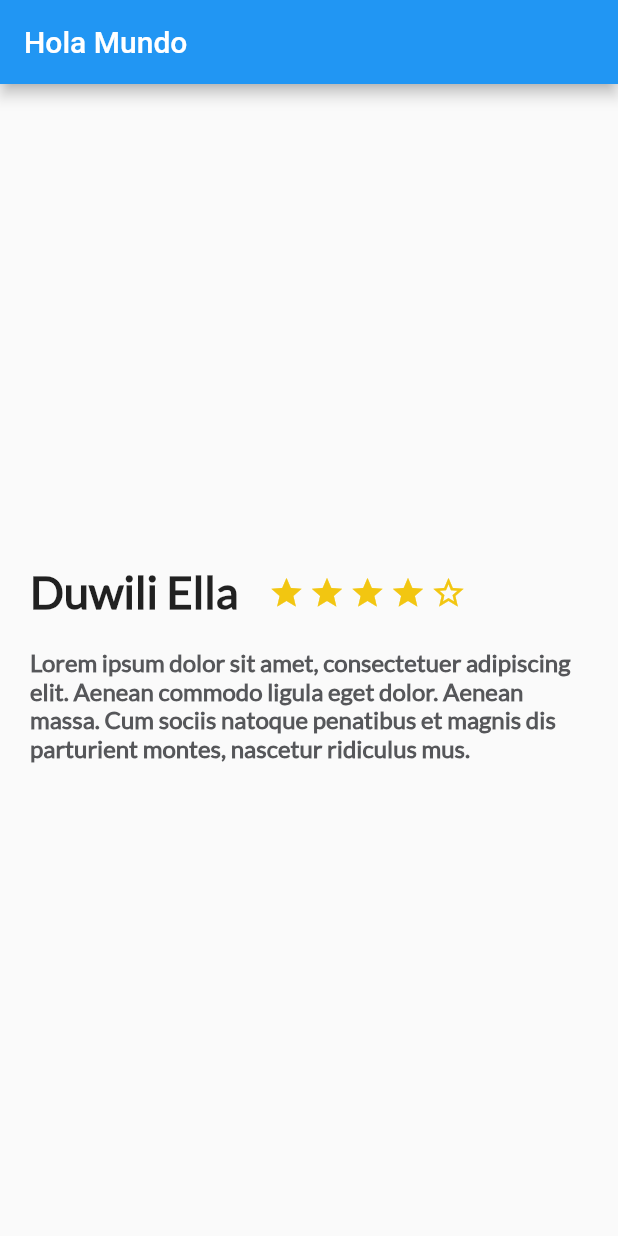
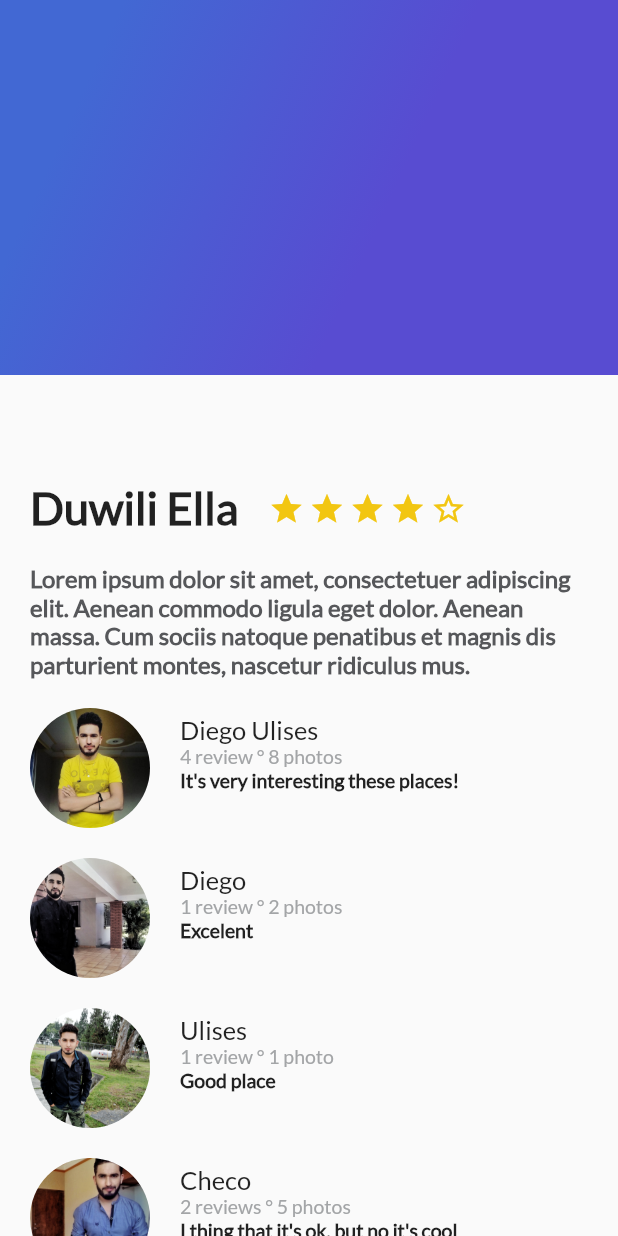
Before and after one commit to du-ulises/Curso-de-Flutter, a Flutter app: the screen it shows after launch, on a phone screen of 412 x 824 dp. Run offline on Flutter 3.47's test engine with Material 2 defaults, Android fonts, the phone set to English and light mode, and no system bars.

Commit message:
Widgets Decorados

```diff
--- a/4. Widgets sin estado en Flutter.txt
+++ b/4. Widgets sin estado en Flutter.txt
@@ -62,3 +62,13 @@ Siguiendo el análisis de la interfaz de nuestro proyecto, que hicimos en clases
 Presta especial atención al uso de los widgets Text y TextStyle, ya que son claves para definir la apariencia de los textos en la lista de reviews.
 
 Progresivamente iremos apilante los textos que vamos definiendo de forma individual, usando el widget Column(), que como ya hemos visto en clases anteriores, nos permite organizar los widgets hijos unos arriba de los otros en el eje Y.
+
+Widgets Decorados
+Al hablar de widgets decorados nos referimos básicamente a un widget de tipo Container(), al que podemos darle características visuales extendidas, o de decoración. Esto lo podemos conseguir al asignar a la propiedad decoration de dicho Container(), otro widget especial llamado BoxDecoration().
+
+Algunas de las propiedades de decoración disponibles con este widget son:
+
+color: para asignar el color de relleno de fondo del contenedor.
+gradient: para definir un gradiente de colores de relleno.
+border: para asignar un borde.
+borderRadius: para indicar que los bordes del contenedor serán redondeados.
--- /dev/null
+++ b/platzi_trips_app/lib/gradient_back.dart
@@ -0,0 +1,24 @@
+import 'package:flutter/material.dart';
+
+class GradientBack extends StatelessWidget {
+  @override
+  Widget build(BuildContext context) {
+    // TODO: implement build
+    return Container(
+      height: 250,
+      decoration: BoxDecoration(
+        gradient: LinearGradient(
+            colors: [
+              Color(0xFF4268D3),
+              Color(0xFF584CD1)
+            ],
+          begin: FractionalOffset(0.2, 0.0),
+          end: FractionalOffset(1.0, 0.6),
+          stops: [0.0, 0.6],
+          tileMode: TileMode.clamp
+        )
+      ),
+    );
+  }
+
+}
--- a/platzi_trips_app/lib/main.dart
+++ b/platzi_trips_app/lib/main.dart
@@ -1,5 +1,7 @@
 import 'package:flutter/material.dart';
 import 'description_place.dart';
+import 'review_list.dart';
+import 'gradient_back.dart';
 
 void main() => runApp(MyApp());
 
@@ -25,10 +27,18 @@ class MyApp extends StatelessWidget {
         primarySwatch: Colors.blue,
       ),
       home: Scaffold(
-        appBar: AppBar(
-          title: Text("Hola Mundo"),
+        //body: new DescriptionPlace("Duwili Ella", 4, descriptionDummy),
+        body: Stack(
+          children: <Widget>[
+            ListView(
+              children: <Widget>[
+                DescriptionPlace("Duwili Ella", 4, descriptionDummy),
+                ReviewList()
+              ],
+            ),
+            GradientBack()
+          ],
         ),
-        body: new DescriptionPlace("Duwili Ella", 4, descriptionDummy),
       ) //MyHomePage(title: 'Flutter Demo Home Page'),
     );
   }
--- a/platzi_trips_app/lib/review.dart
+++ b/platzi_trips_app/lib/review.dart
@@ -15,7 +15,7 @@ class Review extends StatelessWidget {
     final userComment = Container(
       margin: EdgeInsets.only(left: 20),
       child: Text(
-        details,
+        comment,
         textAlign: TextAlign.left,
         style: TextStyle(
             fontFamily: "Lato", fontSize: 13, fontWeight: FontWeight.w900),
--- a/platzi_trips_app/lib/review_list.dart
+++ b/platzi_trips_app/lib/review_list.dart
@@ -1,9 +1,18 @@
 import 'package:flutter/material.dart';
+import 'review.dart';
 
 class ReviewList extends StatelessWidget{
   @override
   Widget build(BuildContext context) {
     // TODO: implement build
-    return null;
+    return Column(
+      crossAxisAlignment: CrossAxisAlignment.start,
+      children: <Widget>[
+        Review("assets/images/people.jpg", "Diego Ulises", "4 review ° 8 photos", "It's very interesting these places!"),
+        Review("assets/images/1 (1).jpeg", "Diego", "1 review ° 2 photos", "Excelent"),
+        Review("assets/images/1 (2).jpeg", "Ulises", "1 review ° 1 photo", "Good place"),
+        Review("assets/images/1 (3).jpeg", "Checo", "2 reviews ° 5 photos", "I thing that it's ok, but no it's cool")
+      ],
+    );
   }
 }
--- a/platzi_trips_app/pubspec.yaml
+++ b/platzi_trips_app/pubspec.yaml
@@ -46,6 +46,9 @@ flutter:
   #  - images/a_dot_ham.jpeg
   assets:
     - assets/images/people.jpg
+    - assets/images/1 (1).jpeg
+    - assets/images/1 (2).jpeg
+    - assets/images/1 (3).jpeg
 
   # An image asset can refer to one or more resolution-specific "variants", see
   # https://flutter.dev/assets-and-images/#resolution-aware.
```
Also changed, not shown: platzi_trips_app/assets/images/1 (1).jpeg (added), platzi_trips_app/assets/images/1 (2).jpeg (added), platzi_trips_app/assets/images/1 (3).jpeg (added).
